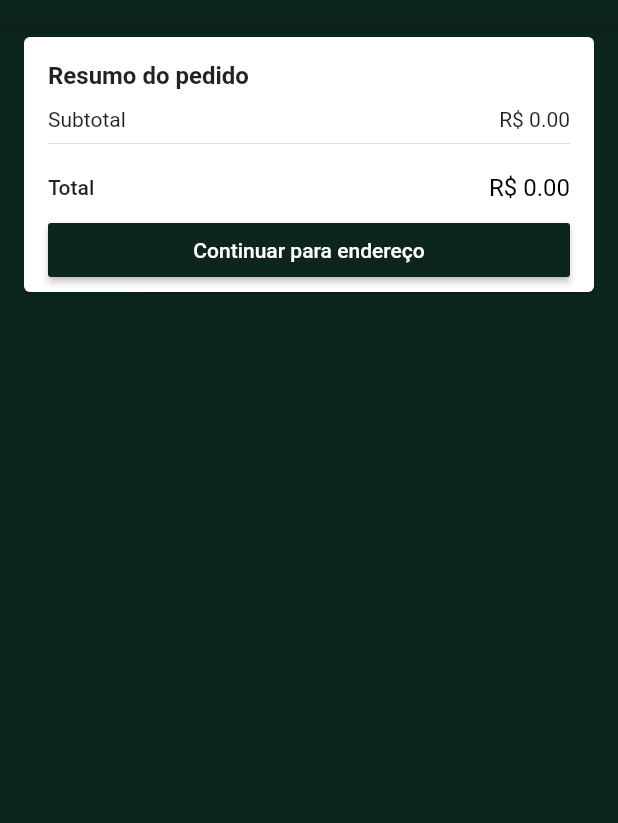
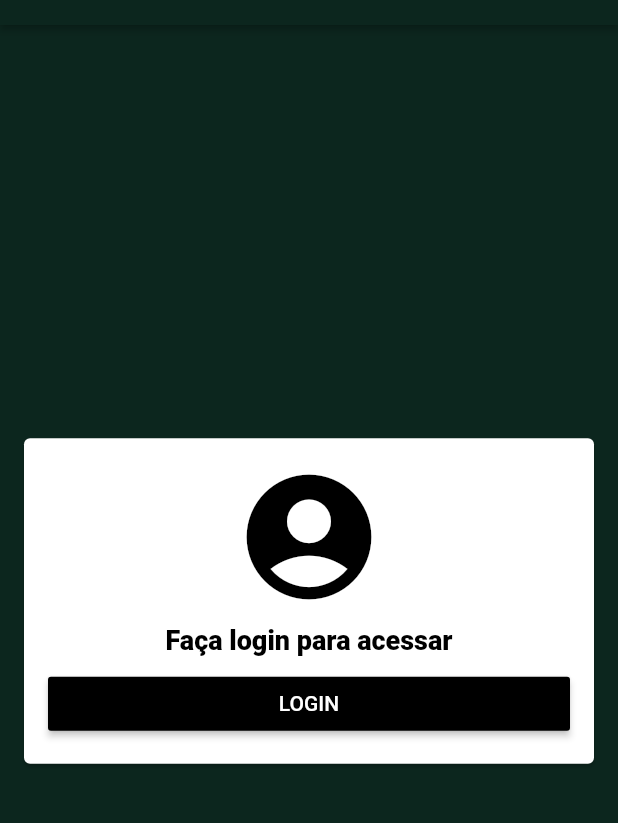
Before and after one commit to wilsonraj-dev/projetoIntegradorV, a Flutter app: the screen it shows after launch, after a tap on the "shopping cart" icon, on a phone screen of 412 x 824 dp, the part 59-882 px from its top. Run offline on Flutter 3.47's test engine with Material 2 defaults, Android fonts, the phone set to English and light mode, and no system bars; our stand-ins replace brasil_fields, carousel_pro, cloud_firestore, dio, firebase_auth, geolocator and 1 more; missing offline and left inert: alphabet_list_scroll_view; accounts and stored records are empty; network calls fail.

Commit message:
Solicitando login no carrinho

```diff
--- /dev/null
+++ b/lib/common/custom_drawer/login_card.dart
@@ -0,0 +1,48 @@
+import 'package:flutter/material.dart';
+
+class LoginCard extends StatelessWidget {
+  @override
+  Widget build(BuildContext context) {
+    return Center(
+      child: Card(
+        margin: const EdgeInsets.all(16),
+        child: Padding(
+          padding: const EdgeInsets.all(16),
+          child: Column(
+            mainAxisSize: MainAxisSize.min,
+            crossAxisAlignment: CrossAxisAlignment.stretch,
+            children: <Widget>[
+              Icon(
+                Icons.account_circle,
+                color: Colors.black,
+                size: 100,
+              ),
+              Padding(
+                padding: const EdgeInsets.all(8.0),
+                child: Text(
+                  'Faça login para acessar',
+                  textAlign: TextAlign.center,
+                  style: TextStyle(
+                    fontSize: 18,
+                    fontWeight: FontWeight.w800,
+                    color: Colors.black
+                  ),
+                ),
+              ),
+              RaisedButton(
+                onPressed: (){
+                  Navigator.of(context).pushNamed('/login');
+                },
+                color: Colors.black,
+                textColor: Colors.white,
+                child: const Text(
+                  'LOGIN'
+                ),
+              )
+            ],
+          ),
+        ),
+      ),
+    );
+  }
+}
--- a/lib/model/cart_manager.dart
+++ b/lib/model/cart_manager.dart
@@ -124,6 +124,7 @@
   //ADDRESS
   Future<void> getAddress(String cep) async{
     loading = true;
+
     final cepAbertoService = CepAbertoService();
 
     try{
@@ -156,9 +157,9 @@
     if(await calculateDelivery(address.latitude, address.longitude)){
       user.setAddress(address);
       loading = false;
-      notifyListeners();
     }
     else {
+      loading = false;
       return Future.error('Endereço fora do raio de entrega');
     }
   }
--- a/lib/screen/address/components/address_input_field.dart
+++ b/lib/screen/address/components/address_input_field.dart
@@ -125,11 +125,13 @@
             ],
           ),
           const SizedBox(height: 8,),
+
           if(cartManager.loading)
             LinearProgressIndicator(
               valueColor: AlwaysStoppedAnimation(Colors.green),
               backgroundColor: Colors.transparent,
             ),
+
           RaisedButton(
             color: Colors.green,
             textColor: Colors.white,
--- a/lib/screen/address/components/cep_input_field.dart
+++ b/lib/screen/address/components/cep_input_field.dart
@@ -22,6 +22,7 @@
   @override
   Widget build(BuildContext context) {
     final cartManager = context.watch<CartManager>();
+
     if(widget.address.zipCode == null)
       return Column(
         crossAxisAlignment: CrossAxisAlignment.stretch,
@@ -49,15 +50,11 @@
               return null;
             },
           ),
-
-
           if(cartManager.loading)
             LinearProgressIndicator(
               valueColor: AlwaysStoppedAnimation(Colors.green),
               backgroundColor: Colors.transparent,
             ),
-
-
           RaisedButton(
             onPressed: !cartManager.loading ? () async{
               if(Form.of(context).validate()){
--- a/lib/screen/cart/cart_screen.dart
+++ b/lib/screen/cart/cart_screen.dart
@@ -1,4 +1,6 @@
 import 'package:flutter/material.dart';
+import 'package:projeto_pi_flutter/common/custom_drawer/empty_card.dart';
+import 'package:projeto_pi_flutter/common/custom_drawer/login_card.dart';
 import 'package:projeto_pi_flutter/common/custom_drawer/price_card.dart';
 import 'package:projeto_pi_flutter/model/cart_manager.dart';
 import 'package:provider/provider.dart';
@@ -15,6 +17,16 @@
       ),
       body: Consumer<CartManager>(
         builder: (_, cartManager, __){
+          if(cartManager.user == null){
+            return LoginCard();
+          }
+
+          if(cartManager.items.isEmpty){
+            return EmptyCard(
+              iconData: Icons.remove_shopping_cart,
+              title: 'Nada em seu carrinho :(',
+            );
+          }
           return ListView(
             children: <Widget>[
               Column(
```
Also changed, not shown: lib/common/custom_drawer/empty_card.dart (added, +34 -0 lines), lib/model/address.dart (+6 -7 lines), lib/model/cart_product.dart (+12 -0 lines), lib/screen/base/base_screen.dart (+6 -1 lines).
